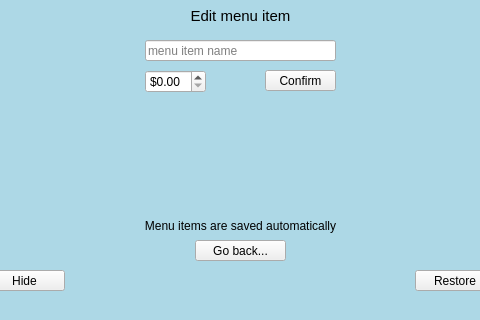
The window that src/views/adminview.ui (fast-food-finder-associates/FastFoodFinder) describes before a commit, drawn with Qt 5; both pictures show x 115 to 595 and y 280 to 600 of the 710 by 600 pixel window.
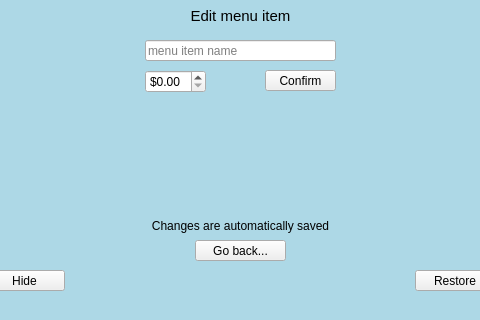
The same window after the commit. The open tabs and pages were chosen to show the change.

Commit message: Info label changed. Hide/restore buttons turn red when nothing selected

```diff
--- a/src/views/adminview.ui
+++ b/src/views/adminview.ui
@@ -392,7 +392,7 @@
       </rect>
      </property>
      <property name="text">
-      <string>Menu items are saved automatically</string>
+      <string>Changes are automatically saved</string>
      </property>
      <property name="alignment">
       <set>Qt::AlignCenter</set>
```
The commit also changes 1 other file.
